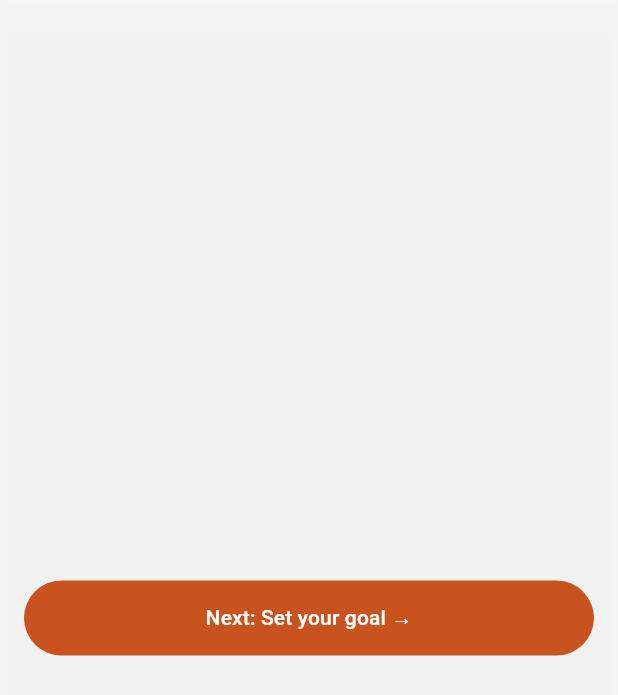
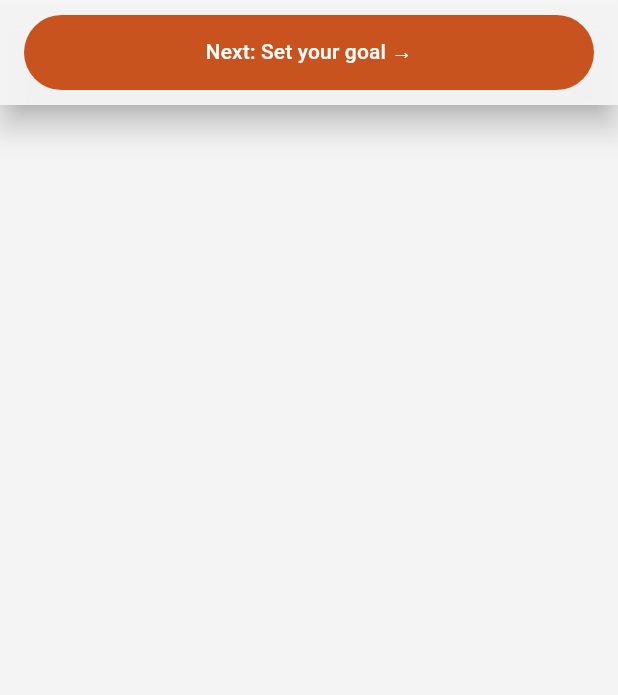
Before and after one commit to usamatech1/pureburn, a Flutter app: the ProfileBar widget shown alone on an empty page, opened directly, on a phone screen of 412 x 824 dp. Shown: the top 695 px of the screen. Run offline on Flutter 3.47's test engine with Material 3 defaults, Android fonts, the phone set to English and light mode, and no system bars; our stand-ins replace flutter_local_notifications, google_sign_in, local_auth, pedometer, permission_handler, share_plus and 2 more; missing offline and left inert: dart:html; accounts and stored records are empty.

Commit message:
Fix profile action bar filling the whole screen on wide layouts
Co-Authored-By: Claude Sonnet 5.5 <noreply@anthropic.com>
Claude-Session: https://claude.ai/code/session_01UnSAGRW2TjAb1brdbYaeEo

```diff
--- a/lib/pages.dart
+++ b/lib/pages.dart
@@ -345,7 +345,8 @@ class ProfileBar extends StatelessWidget {
         top: false,
         child: Padding(
           padding: const EdgeInsets.fromLTRB(16, 10, 16, 10),
-          child: Center(
+          child: Align(
+            heightFactor: 1,
             child: ConstrainedBox(
               constraints: const BoxConstraints(maxWidth: 980),
               child: ValueListenableBuilder<int>(
```
